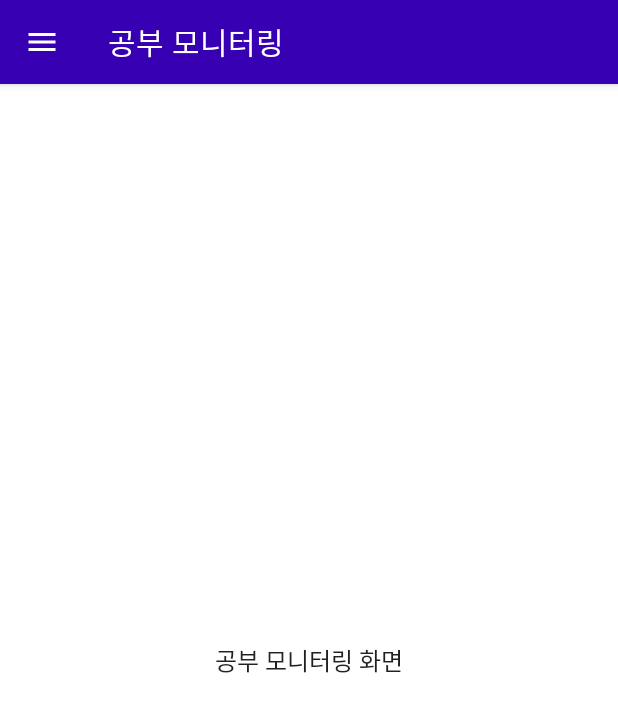
After one commit to veryneuron/study_mate_project, an Android app built with Jetpack Compose: the MainScreen screen opened through its navigation route, on a phone screen of 412 x 824 dp. The commit adds this screen. Shown: the top 712 px of the screen. Run offline under Robolectric (Android 15) with nearby library versions, the light colour scheme and no system bars.

Commit message:
네비게이션 구성

```diff
--- a/android_app/app/src/main/AndroidManifest.xml
+++ b/android_app/app/src/main/AndroidManifest.xml
@@ -2,6 +2,8 @@
 <manifest xmlns:android="http://schemas.android.com/apk/res/android"
     xmlns:tools="http://schemas.android.com/tools"
     package="com.studymate.application">
+
+    <uses-permission android:name="android.permission.INTERNET" />
 
     <application
         android:allowBackup="true"
@@ -16,7 +18,6 @@
         <activity
             android:name=".MainActivity"
             android:exported="true"
-            android:label="@string/app_name"
             android:theme="@style/Theme.Application">
             <intent-filter>
                 <action android:name="android.intent.action.MAIN" />
--- a/android_app/app/src/main/java/com/studymate/application/MainActivity.kt
+++ b/android_app/app/src/main/java/com/studymate/application/MainActivity.kt
@@ -6,10 +6,13 @@ import androidx.activity.compose.setContent
 import androidx.compose.foundation.layout.fillMaxSize
 import androidx.compose.material.MaterialTheme
 import androidx.compose.material.Surface
-import androidx.compose.material.Text
 import androidx.compose.runtime.Composable
 import androidx.compose.ui.Modifier
-import androidx.compose.ui.tooling.preview.Preview
+import androidx.navigation.compose.NavHost
+import androidx.navigation.compose.composable
+import androidx.navigation.compose.rememberNavController
+import com.studymate.application.ui.login.LoginScreen
+import com.studymate.application.ui.main.MainScreen
 import com.studymate.application.ui.theme.ApplicationTheme
 
 class MainActivity : ComponentActivity() {
@@ -17,12 +20,11 @@ class MainActivity : ComponentActivity() {
         super.onCreate(savedInstanceState)
         setContent {
             ApplicationTheme {
-                // A surface container using the 'background' color from the theme
                 Surface(
                     modifier = Modifier.fillMaxSize(),
                     color = MaterialTheme.colors.background
                 ) {
-                    Greeting("Android")
+                    NavigateStudy()
                 }
             }
         }
@@ -30,14 +32,27 @@ class MainActivity : ComponentActivity() {
 }
 
 @Composable
-fun Greeting(name: String) {
-    Text(text = "Hello $name!")
-}
-
-@Preview(showBackground = true)
-@Composable
-fun DefaultPreview() {
+fun NavigateStudy() {
     ApplicationTheme {
-        Greeting("Android")
+        val navController = rememberNavController()
+        NavHost(
+            navController = navController,
+            startDestination = "Login",
+        ) {
+            composable("Login") {
+                LoginScreen(onClickLogin = {
+                    navController.navigate("Main") {
+                        popUpTo(0)
+                    }
+                })
+            }
+            composable("Main") {
+                MainScreen(onClickLogout = {
+                    navController.navigate("Login") {
+                        popUpTo(0)
+                    }
+                })
+            }
+        }
     }
 }
--- /dev/null
+++ b/android_app/app/src/main/java/com/studymate/application/model/LoginViewModel.kt
@@ -0,0 +1,4 @@
+package com.studymate.application.model
+
+class LoginViewModel {
+}
--- /dev/null
+++ b/android_app/app/src/main/java/com/studymate/application/ui/main/MainComponent.kt
@@ -0,0 +1,61 @@
+package com.studymate.application.ui.main
+
+import androidx.compose.foundation.clickable
+import androidx.compose.foundation.layout.*
+import androidx.compose.material.*
+import androidx.compose.runtime.Composable
+import androidx.compose.ui.Modifier
+import androidx.compose.ui.graphics.vector.ImageVector
+import androidx.compose.ui.unit.dp
+
+sealed class DrawerScreens(val title: String, val route: String) {
+    object Monitoring : DrawerScreens("공부 모니터링", "Monitoring")
+    object Measurement : DrawerScreens("온도 및 습도 확인", "Measurement")
+    object UserProfile : DrawerScreens("사용자 정보 확인", "UserProfile")
+}
+
+private val screens = listOf(
+    DrawerScreens.Monitoring,
+    DrawerScreens.Measurement,
+    DrawerScreens.UserProfile
+)
+
+@Composable
+fun MainDrawer(
+    modifier: Modifier = Modifier,
+    onDestinationClicked: (route: String) -> Unit
+) {
+    Column(
+        modifier
+            .fillMaxSize()
+            .padding(start = 24.dp, top = 48.dp)
+    ) {
+        screens.forEach { screen ->
+            Spacer(Modifier.height(24.dp))
+            Text(
+                text = screen.title,
+                style = MaterialTheme.typography.body1,
+                modifier = Modifier.clickable {
+                    onDestinationClicked(screen.route)
+                }
+            )
+        }
+    }
+}
+
+@Composable
+fun MainTopBar(title: String = "", buttonIcon: ImageVector, onButtonClicked: () -> Unit) {
+    TopAppBar(
+        title = {
+            Text(
+                text = title
+            )
+        },
+        navigationIcon = {
+            IconButton(onClick = { onButtonClicked() }) {
+                Icon(buttonIcon, contentDescription = "")
+            }
+        },
+        backgroundColor = MaterialTheme.colors.primaryVariant
+    )
+}
--- /dev/null
+++ b/android_app/app/src/main/java/com/studymate/application/ui/main/MainScreen.kt
@@ -0,0 +1,70 @@
+package com.studymate.application.ui.main
+
+import androidx.compose.material.*
+import androidx.compose.runtime.Composable
+import androidx.compose.runtime.rememberCoroutineScope
+import androidx.navigation.compose.NavHost
+import androidx.navigation.compose.composable
+import androidx.navigation.compose.rememberNavController
+import kotlinx.coroutines.launch
+
+@Composable
+fun MainScreen(
+    onClickLogout: () -> Unit
+) {
+    val navController = rememberNavController()
+    Surface(color = MaterialTheme.colors.background) {
+        val drawerState = rememberDrawerState(DrawerValue.Closed)
+        val scope = rememberCoroutineScope()
+        val openDrawer = {
+            scope.launch {
+                drawerState.open()
+            }
+        }
+        ModalDrawer(
+            drawerState = drawerState,
+            gesturesEnabled = drawerState.isOpen,
+            drawerContent = {
+                MainDrawer(
+                    onDestinationClicked = { route ->
+                        scope.launch {
+                            drawerState.close()
+                        }
+                        navController.navigate(route) {
+                            popUpTo(route) { inclusive = true }
+                            launchSingleTop = true
+                        }
+                    }
+                )
+            }
+        ) {
+            NavHost(
+                navController = navController,
+                startDestination = DrawerScreens.Monitoring.route
+            ) {
+                composable(DrawerScreens.Monitoring.route) {
+                    Monitoring(
+                        openDrawer = {
+                            openDrawer()
+                        }
+                    )
+                }
+                composable(DrawerScreens.Measurement.route) {
+                    Measurement(
+                        openDrawer = {
+                            openDrawer()
+                        }
+                    )
+                }
+                composable(DrawerScreens.UserProfile.route) {
+                    UserProfile(
+                        openDrawer = {
+                            openDrawer()
+                        },
+                        onClickLogout = onClickLogout
+                    )
+                }
+            }
+        }
+    }
+}
--- /dev/null
+++ b/android_app/app/src/main/java/com/studymate/application/ui/main/Monitoring.kt
@@ -0,0 +1,29 @@
+package com.studymate.application.ui.main
+
+import androidx.compose.foundation.layout.Arrangement
+import androidx.compose.foundation.layout.Column
+import androidx.compose.foundation.layout.fillMaxSize
+import androidx.compose.material.Text
+import androidx.compose.material.icons.Icons
+import androidx.compose.material.icons.filled.Menu
+import androidx.compose.runtime.Composable
+import androidx.compose.ui.Alignment
+import androidx.compose.ui.Modifier
+
+@Composable
+fun Monitoring(openDrawer: () -> Unit) {
+    Column(modifier = Modifier.fillMaxSize()) {
+        MainTopBar(
+            title = "공부 모니터링",
+            buttonIcon = Icons.Filled.Menu,
+            onButtonClicked = { openDrawer() }
+        )
+        Column(
+            modifier = Modifier.fillMaxSize(),
+            verticalArrangement = Arrangement.Center,
+            horizontalAlignment = Alignment.CenterHorizontally
+        ) {
+            Text(text = "공부 모니터링 화면")
+        }
+    }
+}
--- a/android_app/build.gradle
+++ b/android_app/build.gradle
@@ -1,12 +1,13 @@
 buildscript {
     ext {
-        compose_version = '1.1.0-beta01'
+        compose_version = '1.3.0-alpha03'
+        composeNavigation_version = '2.5.1'
     }
 }// Top-level build file where you can add configuration options common to all sub-projects/modules.
 plugins {
     id 'com.android.application' version '7.2.2' apply false
     id 'com.android.library' version '7.2.2' apply false
-    id 'org.jetbrains.kotlin.android' version '1.5.31' apply false
+    id 'org.jetbrains.kotlin.android' version '1.7.0' apply false
 }
 
 task clean(type: Delete) {
```
Also changed, not shown: android_app/app/build.gradle (+8 -7 lines), android_app/app/src/main/java/com/studymate/application/ui/main/Measurement.kt (added, +30 -0 lines), android_app/app/src/main/java/com/studymate/application/ui/main/UserProfile.kt (added, +41 -0 lines).
